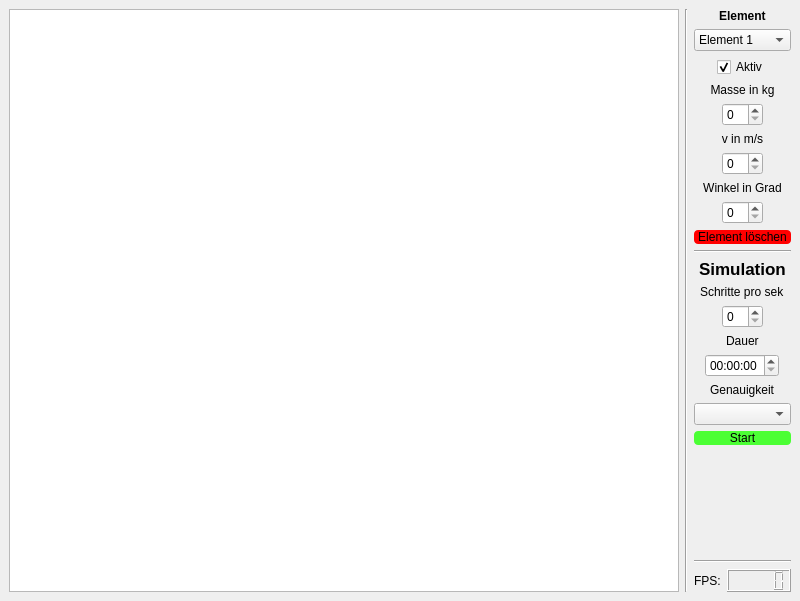
Qt form Ui-Var_a.ui (Corvus-XOS/Gravitationssimulation) before a commit.
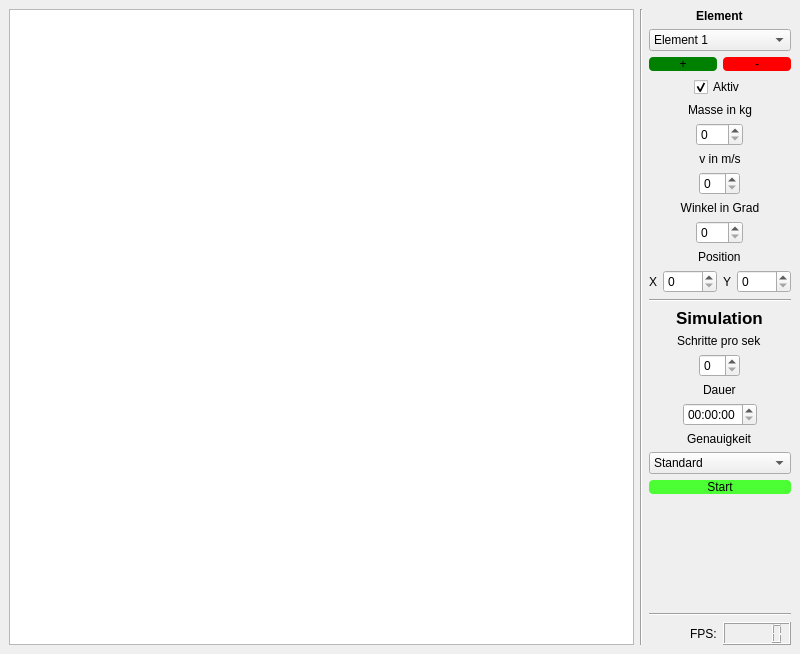
The same form after that commit.

Commit message: UI Var a angepasst, test für Elementauswahl Var b/c hinzugefügt

What changed in the file:
```diff
--- a/Ui-Var_a.ui
+++ b/Ui-Var_a.ui
@@ -7,7 +7,7 @@
     <x>0</x>
     <y>0</y>
     <width>800</width>
-    <height>601</height>
+    <height>654</height>
    </rect>
   </property>
   <property name="minimumSize">
@@ -56,6 +56,32 @@
           </item>
          </widget>
         </item>
+        <item>
+         <layout class="QHBoxLayout" name="horizontalLayout_3">
+          <item>
+           <widget class="QPushButton" name="pushButton_3">
+            <property name="styleSheet">
+             <string notr="true">background-color: green;
+border-radius: 4px;</string>
+            </property>
+            <property name="text">
+             <string>+</string>
+            </property>
+           </widget>
+          </item>
+          <item>
+           <widget class="QPushButton" name="pushButton">
+            <property name="styleSheet">
+             <string notr="true">background-color: red;
+border-radius: 4px;</string>
+            </property>
+            <property name="text">
+             <string>-</string>
+            </property>
+           </widget>
+          </item>
+         </layout>
+        </item>
         <item alignment="Qt::AlignmentFlag::AlignHCenter">
          <widget class="QCheckBox" name="checkBox">
           <property name="layoutDirection">
@@ -90,6 +116,9 @@
             <height>16777215</height>
            </size>
           </property>
+          <property name="maximum">
+           <number>999</number>
+          </property>
          </widget>
         </item>
         <item>
@@ -130,19 +159,50 @@
             <height>16777215</height>
            </size>
           </property>
+          <property name="maximum">
+           <number>359</number>
+          </property>
          </widget>
         </item>
-        <item>
-         <widget class="QPushButton" name="pushButton">
-          <property name="styleSheet">
-           <string notr="true">background-color: red;
-border-radius: 4px;</string>
-          </property>
+        <item alignment="Qt::AlignmentFlag::AlignHCenter">
+         <widget class="QLabel" name="label_10">
           <property name="text">
-           <string>Element löschen</string>
+           <string>Position</string>
           </property>
          </widget>
         </item>
+        <item>
+         <layout class="QHBoxLayout" name="horizontalLayout_4">
+          <item>
+           <widget class="QLabel" name="label_11">
+            <property name="text">
+             <string>X</string>
+            </property>
+           </widget>
+          </item>
+          <item>
+           <widget class="QSpinBox" name="spinBox_5">
+            <property name="maximum">
+             <number>1000</number>
+            </property>
+           </widget>
+          </item>
+          <item>
+           <widget class="QLabel" name="label_12">
+            <property name="text">
+             <string>Y</string>
+            </property>
+           </widget>
+          </item>
+          <item>
+           <widget class="QSpinBox" name="spinBox_6">
+            <property name="maximum">
+             <number>1000</number>
+            </property>
+           </widget>
+          </item>
+         </layout>
+        </item>
         <item>
          <widget class="Line" name="line_3">
           <property name="orientation">
@@ -205,7 +265,18 @@
          </widget>
         </item>
         <item>
-         <widget class="QComboBox" name="comboBox_2"/>
+         <widget class="QComboBox" name="comboBox_2">
+          <item>
+           <property name="text">
+            <string>Standard</string>
+           </property>
+          </item>
+          <item>
+           <property name="text">
+            <string>Erhöht</string>
+           </property>
+          </item>
+         </widget>
         </item>
         <item>
          <widget class="QPushButton" name="pushButton_2">
```
The commit also changes 1 other file.
